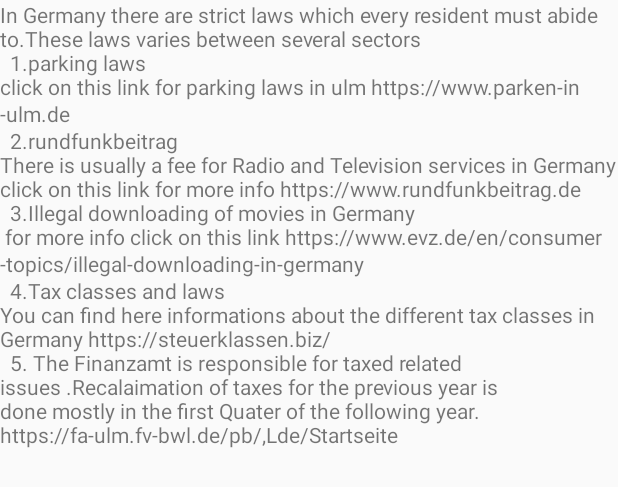
After one commit to JJThatTallGuy/HSUlmNewStudentInfoApp, an Android app: the layout fragment_city_laws.xml on its own in the app's theme, with its tools: preview values and no code run, on a phone screen of 412 x 824 dp. The commit adds this screen. Shown: the top 487 px of the screen. Run offline under Robolectric (Android 15) with nearby library versions, the phone set to English and light mode, and no system bars.

Commit message:
city laws,Taxes and Funding

```diff
--- /dev/null
+++ b/app/src/main/res/layout/fragment_city_laws.xml
@@ -0,0 +1,14 @@
+<?xml version="1.0" encoding="utf-8"?>
+<FrameLayout xmlns:android="http://schemas.android.com/apk/res/android"
+    xmlns:tools="http://schemas.android.com/tools"
+    android:layout_width="match_parent"
+    android:layout_height="match_parent"
+    tools:context=".cityLawsFragment">
+
+    <!-- TODO: Update blank fragment layout -->
+    <TextView
+        android:layout_width="match_parent"
+        android:layout_height="match_parent"
+        android:text="@string/city_laws"/>
+
+</FrameLayout>
--- a/app/src/main/res/values/strings.xml
+++ b/app/src/main/res/values/strings.xml
@@ -7,6 +7,45 @@
     <string name="action_settings">Settings</string>
 
     <!-- TODO: Remove or change this placeholder text -->
-    <string name="hello_blank_fragment">Hello blank fragment</string>
     <string name="title_activity_main">MainActivity</string>
+    <string name="city_laws"><br>In Germany there are strict laws which every resident must abide to.These laws varies between several sectors\n</br>
+
+
+        <br>
+            1.parking laws\nclick on this link for parking laws in ulm https://www.parken-in-ulm.de\n</br>
+        <br>
+            2.rundfunkbeitrag\nThere is usually a fee for Radio and Television services in Germany
+        click on this link for more info  https://www.rundfunkbeitrag.de\n</br>
+        <br>
+            3.Illegal downloading of movies in Germany\n for more info click on this link
+            https://www.evz.de/en/consumer-topics/illegal-downloading-in-germany\n</br>
+        <br>
+            4.Tax classes and laws\nYou can find here informations about the different tax classes in Germany https://steuerklassen.biz/ \n</br>
+        <br>
+            5. The Finanzamt is responsible for taxed related issues .Recalaimation of taxes for the previous year is done mostly in the first Quater of the following year. https://fa-ulm.fv-bwl.de/pb/,Lde/Startseite \n</br>
+
+
+
+
+    </string>
+
+    <!-- TODO: Remove or change this placeholder text -->
+    <string name="funding"><br>In Germany these  are some scholarships and funding schemes available for students \n</br>
+    <br>
+        1.Bafög\nThis funding scheme is available to students from the European union.click for more info https://www.bafög.de\n</br>
+
+    <br>
+        2.Konrad Adenauer stiftung scholarship \nThis is a scholarship scheme for international students.click for more info
+        https://www.kas.de/who-are-we-looking-for-en-\n</br>
+        <br>
+            3.Kofi Annan MBA scholarship for developing countries \n This is a scholarship scheme for students from develping countries.click for more info
+        https://www.esmt.org/degree-programs/fees-and-financing/mba-scholarships\n</br>
+        <br>
+            4.Daad scholarship for Development related post-graduate courses\n A scholarship for post graduate studies .click for more info
+        https://www.daad.de/der-daad/unsere-aufgaben/entwicklungszusammenarbeit/foerderprogramme/hochschulen/infos/en/45192-development-related-postgraduate-courses-epos\n</br>
+        <br>
+            5.Erasmus Mundus Scholarship for international students\n For European and non European citizens .click for more info https://eacea.ec.europa.eu/sites/2007-2013/archiving\n</br>
+
+
+</string >
 </resources>
```
Also changed, not shown: app/src/main/java/edu/rosehulman/jonesjg1/hs_ulmnewstudentinfoapp/cityLawsFragment.java (added, +108 -0 lines), app/src/main/java/edu/rosehulman/jonesjg1/hs_ulmnewstudentinfoapp/fundingFragment.java (added, +108 -0 lines), app/src/main/res/layout/fragment_funding.xml (added, +14 -0 lines), app/build.gradle (line endings or trailing spaces).
